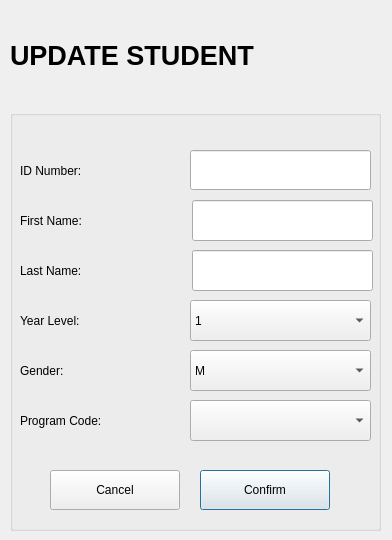
The window that updateStudent.ui (utthee/StudentInfoSys) describes before a commit, drawn with Qt 5.
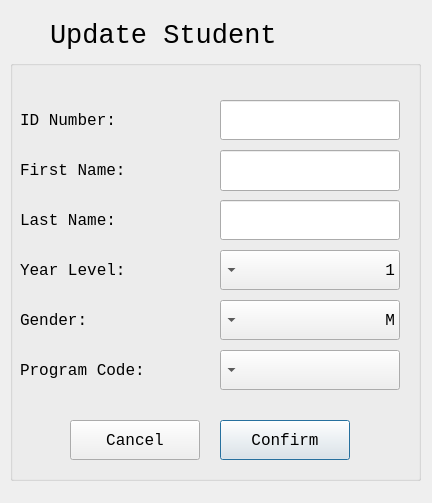
The same window after the commit.

Diff of the .ui file:
```diff
--- a/updateStudent.ui
+++ b/updateStudent.ui
@@ -6,8 +6,8 @@
    <rect>
     <x>0</x>
     <y>0</y>
-    <width>392</width>
-    <height>540</height>
+    <width>432</width>
+    <height>503</height>
    </rect>
   </property>
   <property name="windowTitle">
@@ -17,20 +17,26 @@
    <property name="geometry">
     <rect>
      <x>10</x>
-     <y>110</y>
-     <width>371</width>
+     <y>60</y>
+     <width>411</width>
      <height>421</height>
     </rect>
    </property>
+   <property name="font">
+    <font>
+     <family>Lucida Console</family>
+     <pointsize>12</pointsize>
+    </font>
+   </property>
    <property name="title">
     <string/>
    </property>
    <widget class="QLineEdit" name="updateIDNumber">
     <property name="geometry">
      <rect>
-      <x>180</x>
+      <x>210</x>
       <y>40</y>
-      <width>181</width>
+      <width>180</width>
       <height>40</height>
      </rect>
     </property>
@@ -38,9 +44,9 @@
    <widget class="QLineEdit" name="updateFirstName">
     <property name="geometry">
      <rect>
-      <x>182</x>
+      <x>210</x>
       <y>90</y>
-      <width>181</width>
+      <width>180</width>
       <height>41</height>
      </rect>
     </property>
@@ -48,22 +54,25 @@
    <widget class="QLineEdit" name="updateLastName">
     <property name="geometry">
      <rect>
-      <x>182</x>
+      <x>210</x>
       <y>140</y>
-      <width>181</width>
-      <height>41</height>
+      <width>180</width>
+      <height>40</height>
      </rect>
     </property>
    </widget>
    <widget class="QComboBox" name="updateYearLevelComboBox">
     <property name="geometry">
      <rect>
-      <x>180</x>
+      <x>210</x>
       <y>190</y>
-      <width>181</width>
-      <height>41</height>
+      <width>180</width>
+      <height>40</height>
      </rect>
     </property>
+    <property name="layoutDirection">
+     <enum>Qt::RightToLeft</enum>
+    </property>
     <item>
      <property name="text">
       <string>1</string>
@@ -88,12 +97,15 @@
    <widget class="QComboBox" name="updateGenderComboBox">
     <property name="geometry">
      <rect>
-      <x>180</x>
+      <x>210</x>
       <y>240</y>
-      <width>181</width>
-      <height>41</height>
+      <width>180</width>
+      <height>40</height>
      </rect>
     </property>
+    <property name="layoutDirection">
+     <enum>Qt::RightToLeft</enum>
+    </property>
     <item>
      <property name="text">
       <string>M</string>
@@ -103,12 +115,15 @@
    <widget class="QComboBox" name="updateProgramCodeComboBox">
     <property name="geometry">
      <rect>
-      <x>180</x>
+      <x>210</x>
       <y>290</y>
-      <width>181</width>
-      <height>41</height>
+      <width>180</width>
+      <height>40</height>
      </rect>
     </property>
+    <property name="layoutDirection">
+     <enum>Qt::RightToLeft</enum>
+    </property>
    </widget>
    <widget class="QLabel" name="label_2">
     <property name="geometry">
@@ -180,7 +195,7 @@
      <rect>
       <x>10</x>
       <y>290</y>
-      <width>161</width>
+      <width>191</width>
       <height>41</height>
      </rect>
     </property>
@@ -191,7 +206,7 @@
    <widget class="QPushButton" name="pushButton">
     <property name="geometry">
      <rect>
-      <x>190</x>
+      <x>210</x>
       <y>360</y>
       <width>130</width>
       <height>40</height>
@@ -204,7 +219,7 @@
    <widget class="QPushButton" name="pushButton_2">
     <property name="geometry">
      <rect>
-      <x>40</x>
+      <x>60</x>
       <y>360</y>
       <width>130</width>
       <height>40</height>
@@ -218,21 +233,22 @@
   <widget class="QLabel" name="label">
    <property name="geometry">
     <rect>
-     <x>10</x>
+     <x>50</x>
      <y>10</y>
-     <width>371</width>
-     <height>91</height>
+     <width>331</width>
+     <height>51</height>
     </rect>
    </property>
    <property name="font">
     <font>
+     <family>Lucida Console</family>
      <pointsize>20</pointsize>
-     <weight>75</weight>
-     <bold>true</bold>
+     <weight>50</weight>
+     <bold>false</bold>
     </font>
    </property>
    <property name="text">
-    <string>UPDATE STUDENT</string>
+    <string>Update Student</string>
    </property>
   </widget>
  </widget>
```
